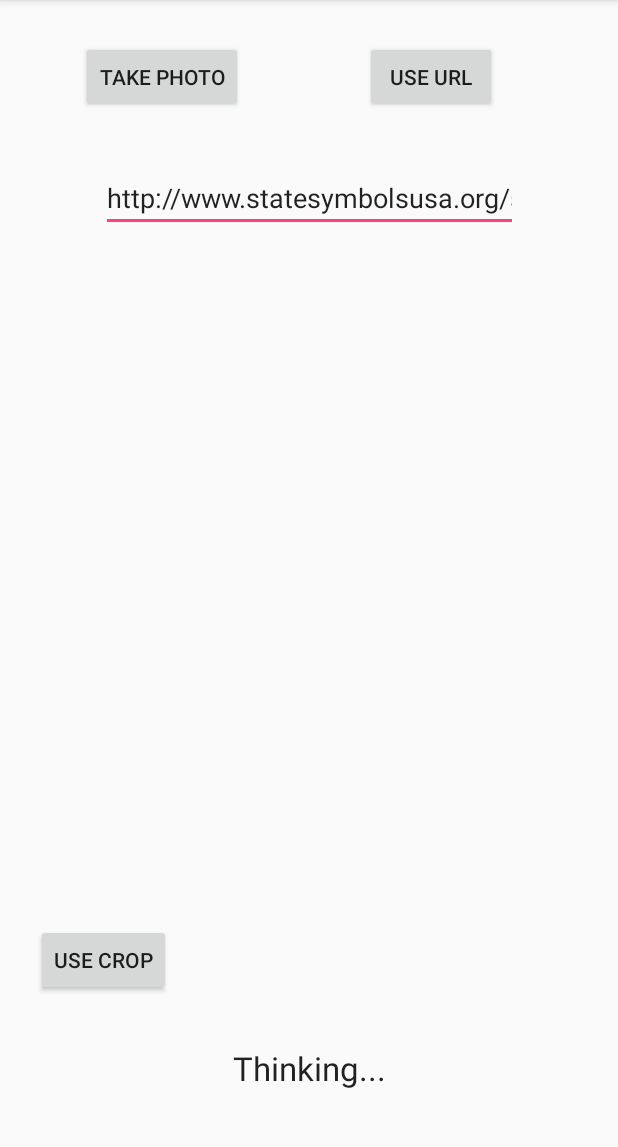
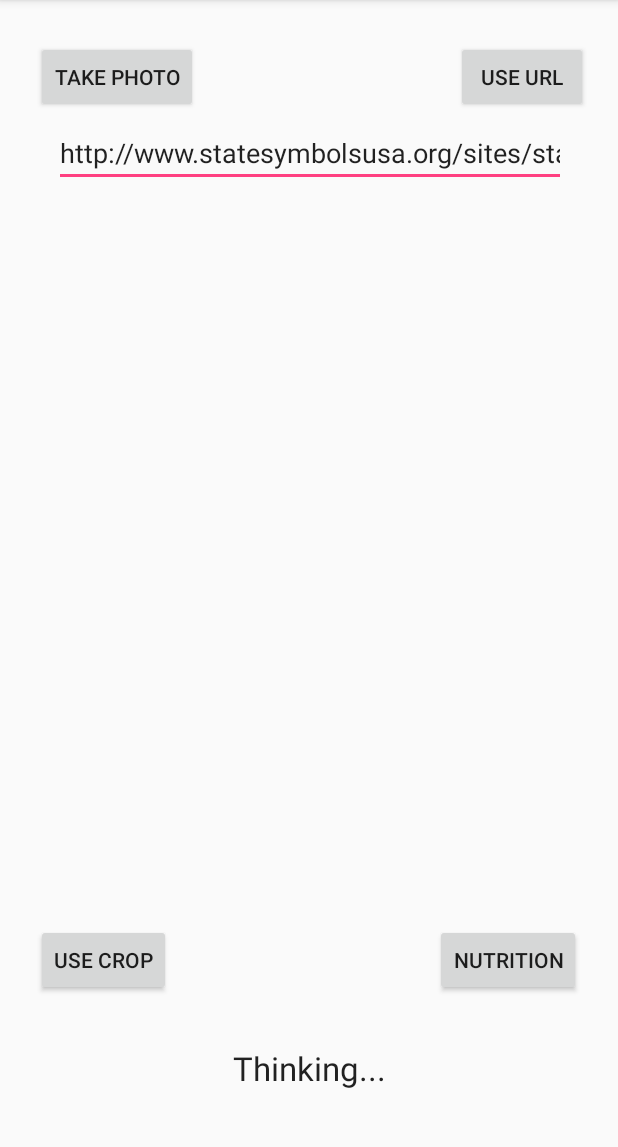
Before and after one commit to CatalystCode/Custom-Vison-Service, an Android app: the screen it shows after launch (MainActivity), in the options menu, after a tap on "Settings", on a phone screen of 412 x 824 dp, the part 84-1231 px from its top. Run offline under Robolectric (Android 15) with nearby library versions, the phone set to English and light mode, and no system bars; libraries missing offline, so code that uses them is left out: com.github.mikephil.charting, com.theartofdev.edmodo; plain views replace CropImageView; 4 statements that could not run were skipped.

Commit message:
setup to integrat nutrition

```diff
--- a/AndroidAPP/app/build.gradle
+++ b/AndroidAPP/app/build.gradle
@@ -27,8 +27,10 @@ dependencies {
     compile 'com.android.support:appcompat-v7:25.3.0'
     compile 'com.android.support.constraint:constraint-layout:1.0.2'
     compile 'com.android.support:design:25.3.0'
-    testCompile 'junit:junit:4.12'
     compile 'com.google.code.gson:gson:2.8.0'
     compile 'com.squareup.okhttp3:okhttp:3.6.0'
     compile 'com.theartofdev.edmodo:android-image-cropper:2.3.+'
+    testCompile 'junit:junit:4.12'
+    compile 'com.github.PhilJay:MPAndroidChart:v3.0.1'
+
 }
--- a/AndroidAPP/app/src/main/java/com/claudiusmbemba/irisdemo/MainActivity.java
+++ b/AndroidAPP/app/src/main/java/com/claudiusmbemba/irisdemo/MainActivity.java
@@ -7,13 +7,9 @@ import android.content.IntentFilter;
 import android.graphics.Bitmap;
 import android.graphics.drawable.BitmapDrawable;
 import android.graphics.drawable.Drawable;
-import android.net.Uri;
 import android.os.Build;
 import android.os.Bundle;
 import android.provider.MediaStore;
-import android.support.annotation.DrawableRes;
-import android.support.design.widget.FloatingActionButton;
-import android.support.design.widget.Snackbar;
 import android.support.v4.content.LocalBroadcastManager;
 import android.support.v7.app.AppCompatActivity;
 import android.support.v7.widget.Toolbar;
@@ -23,7 +19,6 @@ import android.view.Menu;
 import android.view.MenuItem;
 import android.widget.Button;
 import android.widget.EditText;
-import android.widget.ImageView;
 import android.widget.TextView;
 import android.widget.Toast;
 
@@ -31,7 +26,8 @@ import com.claudiusmbemba.irisdemo.helpers.NetworkHelper;
 import com.claudiusmbemba.irisdemo.helpers.RequestPackage;
 import com.claudiusmbemba.irisdemo.model.Classification;
 import com.claudiusmbemba.irisdemo.model.IrisData;
-import com.theartofdev.edmodo.cropper.CropImage;
+import com.claudiusmbemba.irisdemo.services.IrisService;
+import com.claudiusmbemba.irisdemo.services.NutritionixService;
 import com.theartofdev.edmodo.cropper.CropImageView;
 
 import java.io.ByteArrayOutputStream;
@@ -49,11 +45,13 @@ public class MainActivity extends AppCompatActivity {
     CropImageView image;
     Bitmap bitmap;
     Drawable d;
+    Classification food_result;
 
     public final String URL = "url";
     public final String IMAGE = "image";
     public static final String TAG = "IRIS_LOGGER";
     private final String ENDPOINT = "https://customvisionppe.azure-api.net/v1.0/Prediction/e7e9da08-dc38-4d1a-8274-7339cb0474c0/%s?iterationId=5606be21-ef44-4b51-b278-0f3a6565c5aa";
+    private final String NUTRIENDPOINT = "https://api.nutritionix.com/v1_1/search/%s";
 
     private void dispatchTakePictureIntent() {
         Intent takePictureIntent = new Intent(MediaStore.ACTION_IMAGE_CAPTURE);
@@ -69,12 +67,12 @@ public class MainActivity extends AppCompatActivity {
                 String msg = intent.getStringExtra(IrisService.IRIS_SERVICE_ERROR);
                 resultTV.setText(msg);
                 Toast.makeText(getApplicationContext(), msg, Toast.LENGTH_SHORT).show();
-            }else {
+            }else if(intent.getExtras().containsKey(IrisService.IRIS_SERVICE_NAME)){
                 IrisData irisData = (IrisData) intent
                         .getParcelableExtra(IrisService.IRIS_SERVICE_PAYLOAD);
-                Classification result = irisData.getClassifications().get(0);
+                food_result = irisData.getClassifications().get(0);
                 clearText();
-                resultTV.append(String.format("I'm %.2f%% confident that this is a %s \n", result.getProbability() * 100, result.getClass_()));
+                resultTV.append(String.format("I'm %.2f%% confident that this is a %s \n", food_result.getProbability() * 100, food_result.getClass_()));
                 Log.i(TAG, irisData.getClassifications().toString());
             }
         }
@@ -186,6 +184,19 @@ public class MainActivity extends AppCompatActivity {
         progressLoader();
     }
 
+    public void showNutritionInfo(View v){
+        RequestPackage nutriRequest = new RequestPackage();
+        Intent intent = new Intent(this, NutritionixService.class);
+        nutriRequest.setEndPoint(String.format(NUTRIENDPOINT, food_result.getClass_()));
+        nutriRequest.setParam("fields","item_name%2Citem_id%2Cbrand_name%2Cnf_calories%2Cnf_total_fat");
+        nutriRequest.setMethod("GET");
+        intent.putExtra(IrisService.REQUEST_PACKAGE, nutriRequest);
+        startService(intent);
+
+        Intent nutri = new Intent(this, NutritionActivity.class);
+        startActivity(nutri);
+    }
+
     @Override
     public boolean onCreateOptionsMenu(Menu menu) {
         // Inflate the menu; this adds items to the action bar if it is present.
--- /dev/null
+++ b/AndroidAPP/app/src/main/java/com/claudiusmbemba/irisdemo/NutritionActivity.java
@@ -0,0 +1,55 @@
+package com.claudiusmbemba.irisdemo;
+
+import android.content.BroadcastReceiver;
+import android.content.Context;
+import android.content.Intent;
+import android.content.IntentFilter;
+import android.support.v4.content.LocalBroadcastManager;
+import android.support.v7.app.AppCompatActivity;
+import android.os.Bundle;
+
+import com.claudiusmbemba.irisdemo.services.IrisService;
+import com.claudiusmbemba.irisdemo.services.NutritionixService;
+import com.github.mikephil.charting.charts.PieChart;
+import com.github.mikephil.charting.data.Entry;
+
+import java.util.ArrayList;
+import java.util.List;
+
+public class NutritionActivity extends AppCompatActivity {
+
+    private BroadcastReceiver receiver = new BroadcastReceiver() {
+        @Override
+        public void onReceive(Context context, Intent intent) {
+            if (intent.getExtras().containsKey(NutritionixService.NUTRITION_SERVICE_ERROR)) {
+
+            } else if (intent.getExtras().containsKey(NutritionixService.NUTRITION_SERVICE_NAME)) {
+                List<Entry> entries = new ArrayList<Entry>();
+
+//                for (YourData data : dataObjects) {
+//
+//                    // turn your data into Entry objects
+//                    entries.add(new Entry(data.getValueX(), data.getValueY()));
+//                }
+            }
+        }
+    };
+
+    @Override
+    protected void onCreate(Bundle savedInstanceState) {
+        super.onCreate(savedInstanceState);
+        setContentView(R.layout.activity_nutrition);
+
+        PieChart chart = (PieChart) findViewById(R.id.chart);
+
+        LocalBroadcastManager.getInstance(getApplicationContext())
+                .registerReceiver(receiver, new IntentFilter(NutritionixService.NUTRITION_SERVICE_NAME));
+    }
+
+    @Override
+    protected void onDestroy() {
+        super.onDestroy();
+        LocalBroadcastManager.getInstance(getApplicationContext())
+                .unregisterReceiver(receiver);
+    }
+}
--- a/AndroidAPP/app/src/main/java/com/claudiusmbemba/irisdemo/IrisService.java
+++ b/AndroidAPP/app/src/main/java/com/claudiusmbemba/irisdemo/services/IrisService.java
@@ -1,4 +1,4 @@
-package com.claudiusmbemba.irisdemo;
+package com.claudiusmbemba.irisdemo.services;
 
 import android.app.IntentService;
 import android.content.Intent;
@@ -20,6 +20,7 @@ public class IrisService extends IntentService {
     public static final String IRIS_SERVICE_ERROR = "irisServiceError";
     public static final String REQUEST_PACKAGE = "requestPackage";
     public static final String REQUEST_IMAGE = "requestImage";
+    public static final String NUTRITION_REQUEST = "nutrionixPaylod";
 
 
     public IrisService() {
--- a/AndroidAPP/app/src/main/res/layout/content_main.xml
+++ b/AndroidAPP/app/src/main/res/layout/content_main.xml
@@ -31,7 +31,7 @@
         android:onClick="takePhoto"
         app:layout_constraintTop_toTopOf="parent"
         android:layout_marginTop="27dp"
-        android:layout_marginLeft="54dp"
+        android:layout_marginLeft="24dp"
         app:layout_constraintLeft_toLeftOf="parent"
         android:layout_marginBottom="8dp"
         app:layout_constraintBottom_toTopOf="@+id/urlText"
@@ -48,13 +48,14 @@
         app:layout_constraintLeft_toRightOf="@+id/photoButon"
         app:layout_constraintRight_toRightOf="parent"
         app:layout_constraintTop_toTopOf="parent"
-        android:layout_marginTop="27dp" />
+        android:layout_marginTop="27dp"
+        app:layout_constraintHorizontal_bias="0.931" />
 
     <EditText
         android:id="@+id/urlText"
-        android:layout_width="278dp"
-        android:layout_height="41dp"
-        android:layout_marginTop="38dp"
+        android:layout_width="341dp"
+        android:layout_height="39dp"
+        android:layout_marginTop="10dp"
         android:ems="10"
         android:inputType="textUri"
         android:hint="Copy and paste url here"
@@ -62,7 +63,8 @@
         android:layout_marginLeft="8dp"
         app:layout_constraintLeft_toLeftOf="parent"
         android:layout_marginRight="8dp"
-        app:layout_constraintRight_toRightOf="parent" />
+        app:layout_constraintRight_toRightOf="parent"
+        app:layout_constraintHorizontal_bias="0.518" />
 
     <com.theartofdev.edmodo.cropper.CropImageView
         xmlns:custom="http://schemas.android.com/apk/res-auto"
@@ -95,4 +97,21 @@
         app:layout_constraintRight_toRightOf="parent"
         app:layout_constraintHorizontal_bias="0.0" />
 
+    <Button
+        android:id="@+id/nutriButton"
+        android:layout_width="wrap_content"
+        android:layout_height="wrap_content"
+        android:text="Nutrition"
+        android:onClick="showNutritionInfo"
+        android:layout_marginRight="8dp"
+        app:layout_constraintRight_toRightOf="parent"
+        app:layout_constraintLeft_toRightOf="@+id/useCrop"
+        android:layout_marginLeft="8dp"
+        android:layout_marginBottom="8dp"
+        app:layout_constraintBottom_toTopOf="@+id/resultText"
+        android:layout_marginTop="8dp"
+        app:layout_constraintTop_toBottomOf="@+id/imageView"
+        app:layout_constraintHorizontal_bias="0.909"
+        app:layout_constraintVertical_bias="1.0" />
+
 </android.support.constraint.ConstraintLayout>
--- a/AndroidAPP/build.gradle
+++ b/AndroidAPP/build.gradle
@@ -15,6 +15,7 @@ buildscript {
 allprojects {
     repositories {
         jcenter()
+        maven { url "https://jitpack.io" }
     }
 }
 
```
Also changed, not shown: AndroidAPP/app/src/main/AndroidManifest.xml (+28 -10 lines), AndroidAPP/app/src/main/java/com/claudiusmbemba/irisdemo/services/NutritionixService.java (added, +48 -0 lines), AndroidAPP/app/src/main/res/layout/activity_nutrition.xml (added, +14 -0 lines), 1 other file.
